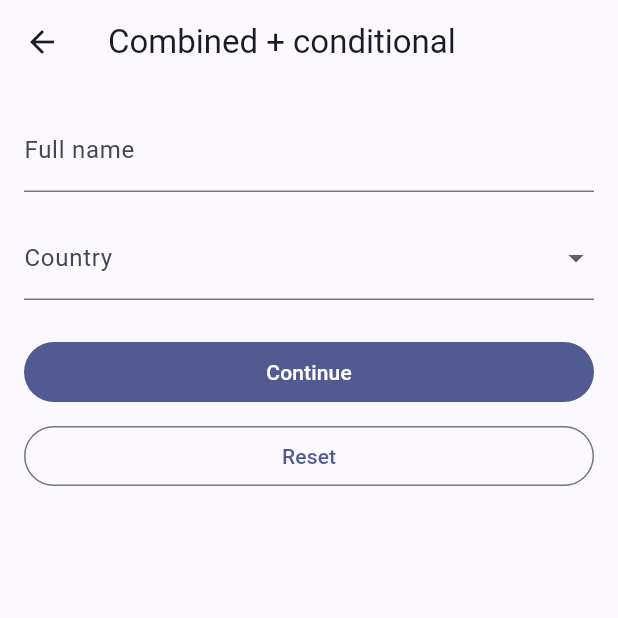
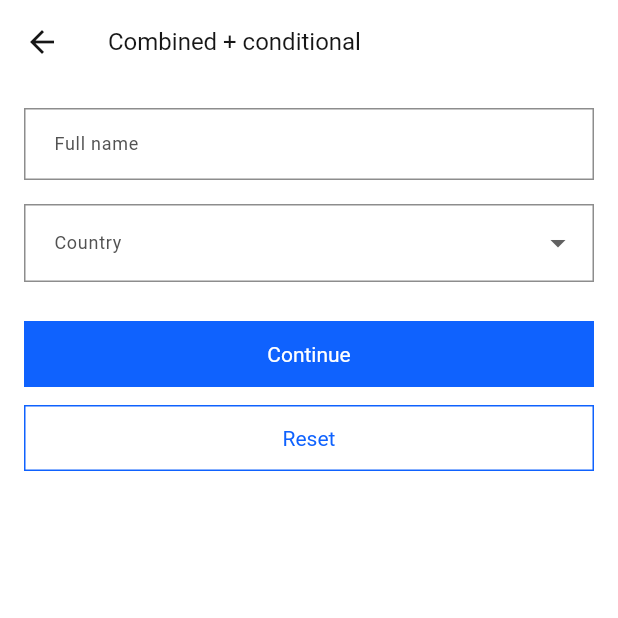
Before and after one commit to Asif-Faizal/Flutter-Form-Engine, a Flutter app: the screen it shows after launch, after a tap on "Combined + conditional", on a phone screen of 412 x 824 dp, the top half of it. Run offline on Flutter 3.47's test engine with Material 3 defaults, Android fonts, the light colour scheme and no system bars; our stand-ins replace equatable, flutter_bloc, get_it; Roboto replaces fonts that are missing (IBMPlexSans).

Commit message:
Implement theming support for form engine
- Introduced AppTheme class to centralize theme configuration for the example app and form engine.
- Updated FormEngineLocator to accept a theme parameter during setup.
- Refactored main.dart to utilize the new AppTheme for both form engine and Material app themes.
- Enhanced form engine widgets to apply the theme dynamically, improving visual consistency across the application.
- Added FormEngineTheme and FormEngineThemeApplicator to manage theme properties and apply them to form widgets.

````diff
--- a/example/lib/main.dart
+++ b/example/lib/main.dart
@@ -2,9 +2,10 @@ import 'package:flutter/material.dart';
 import 'package:flutter_form_engine/flutter_form_engine.dart';
 
 import 'screens/home_screen.dart';
+import 'theme/app_theme.dart';
 
 void main() {
-  FormEngineLocator.setup();
+  FormEngineLocator.setup(theme: AppTheme.formEngineTheme);
   runApp(const ExampleApp());
 }
 
@@ -16,10 +17,7 @@ class ExampleApp extends StatelessWidget {
     return MaterialApp(
       title: 'Form Engine Example',
       debugShowCheckedModeBanner: false,
-      theme: ThemeData(
-        colorSchemeSeed: Colors.indigo,
-        useMaterial3: true,
-      ),
+      theme: AppTheme.materialTheme,
       home: const HomeScreen(),
     );
   }
--- /dev/null
+++ b/example/lib/theme/app_theme.dart
@@ -0,0 +1,32 @@
+import 'package:flutter/material.dart';
+import 'package:flutter_form_engine/flutter_form_engine.dart';
+
+/// IBM Carbon Design System theme — single source of truth for the example app
+/// and the form engine package.
+abstract final class AppTheme {
+  /// Shared form-engine theme passed once via [FormEngineLocator.setup].
+  static const formEngineTheme = FormEngineTheme(
+    primaryColor: Color(0xFF0F62FE),
+    secondaryColor: Color(0xFF393939),
+    errorColor: Color(0xFFDA1E28),
+    surfaceColor: Color(0xFFFFFFFF),
+    onPrimaryColor: Color(0xFFFFFFFF),
+    onSecondaryColor: Color(0xFFFFFFFF),
+    onSurfaceColor: Color(0xFF161616),
+    labelColor: Color(0xFF525252),
+    hintColor: Color(0xFF6F6F6F),
+    borderColor: Color(0xFF8D8D8D),
+    focusColor: Color(0xFF0F62FE),
+    successColor: Color(0xFF24A148),
+    disabledColor: Color(0xFFC6C6C6),
+    borderRadius: BorderRadius.zero,
+    fontFamily: 'IBMPlexSans',
+    fontSizeBody: 14,
+    fontSizeLabel: 12,
+    fontSizeHint: 12,
+  );
+
+  /// Material theme for the host app — derived from the same Carbon tokens.
+  static ThemeData get materialTheme =>
+      FormEngineThemeApplicator.applyForApp(formEngineTheme);
+}
--- a/example/lib/widgets/payload_display.dart
+++ b/example/lib/widgets/payload_display.dart
@@ -14,7 +14,12 @@ class PayloadDisplay extends StatelessWidget {
     return Container(
       width: double.infinity,
       padding: const EdgeInsets.all(12),
-      color: Theme.of(context).colorScheme.surfaceContainerHighest,
+      decoration: BoxDecoration(
+        color: const Color(0xFFF4F4F4),
+        border: Border(
+          top: BorderSide(color: Theme.of(context).dividerColor),
+        ),
+      ),
       child: Column(
         crossAxisAlignment: CrossAxisAlignment.start,
         children: [
--- a/lib/flutter_form_engine.dart
+++ b/lib/flutter_form_engine.dart
@@ -26,6 +26,10 @@ export 'src/validation/validation_rule_registry.dart';
 export 'src/conditional/conditional_engine.dart';
 export 'src/conditional/condition_evaluator_registry.dart';
 
+// Theme
+export 'src/theme/form_engine_theme.dart';
+export 'src/theme/form_engine_theme_applicator.dart';
+
 // Registry
 export 'src/registry/widget_registry.dart';
 
--- a/lib/src/bloc/form_bloc.dart
+++ b/lib/src/bloc/form_bloc.dart
@@ -40,7 +40,11 @@ class FormEngineBloc extends Bloc<FormEngineEvent, FormEngineState> {
       initialValues,
     );
     final enabled = _conditionalEngine.computeEnabled(schema, initialValues);
-    final errors = _validateAll(schema, initialValues);
+    final errors = _validateAll(
+      schema,
+      initialValues,
+      visibilityMap: visibility,
+    );
 
     emit(
       state.copyWith(
@@ -76,7 +80,11 @@ class FormEngineBloc extends Bloc<FormEngineEvent, FormEngineState> {
 
     final visibility = _conditionalEngine.computeVisibility(schema, newValues);
     final enabled = _conditionalEngine.computeEnabled(schema, newValues);
-    final errors = _validateAll(schema, newValues);
+    final errors = _validateAll(
+      schema,
+      newValues,
+      visibilityMap: visibility,
+    );
 
     emit(
       state.copyWith(
@@ -104,22 +112,30 @@ class FormEngineBloc extends Bloc<FormEngineEvent, FormEngineState> {
     final schema = state.schema;
     if (schema == null) return;
 
+    final visibility =
+        _conditionalEngine.computeVisibility(schema, state.values);
     final allVisibleKeys = schema.fields
-        .where((f) => state.visibilityMap[f.key] != false)
+        .where((f) => visibility[f.key] != false)
         .map((f) => f.key)
         .toSet();
 
-    final errors = _validateAll(schema, state.values);
+    final errors = _validateAll(
+      schema,
+      state.values,
+      visibilityMap: visibility,
+    );
     emit(
       state.copyWith(
         touched: allVisibleKeys,
         errors: errors,
+        visibilityMap: visibility,
         submitStatus: FormSubmitStatus.validating,
       ),
     );
 
-    final hasErrors =
-        errors.values.where((e) => e != null).isNotEmpty;
+    final hasErrors = errors.entries.any(
+      (e) => visibility[e.key] != false && e.value != null,
+    );
 
     if (hasErrors) {
       emit(state.copyWith(submitStatus: FormSubmitStatus.idle));
@@ -128,7 +144,7 @@ class FormEngineBloc extends Bloc<FormEngineEvent, FormEngineState> {
 
     final payload = Map<String, dynamic>.fromEntries(
       state.values.entries.where(
-        (e) => state.visibilityMap[e.key] != false,
+        (e) => visibility[e.key] != false,
       ),
     );
 
@@ -153,7 +169,11 @@ class FormEngineBloc extends Bloc<FormEngineEvent, FormEngineState> {
     emit(
       state.copyWith(
         values: initialValues,
-        errors: _validateAll(schema, initialValues),
+        errors: _validateAll(
+          schema,
+          initialValues,
+          visibilityMap: visibility,
+        ),
         touched: {},
         visibilityMap: visibility,
         enabledMap: enabled,
@@ -190,11 +210,14 @@ class FormEngineBloc extends Bloc<FormEngineEvent, FormEngineState> {
 
   Map<String, String?> _validateAll(
     FormSchema schema,
-    Map<String, dynamic> values,
-  ) {
+    Map<String, dynamic> values, {
+    required Map<String, bool> visibilityMap,
+  }) {
     return {
       for (final f in schema.fields)
-        f.key: _validator.validate(f, values[f.key], values),
+        f.key: visibilityMap[f.key] == false
+            ? null
+            : _validator.validate(f, values[f.key], values),
     };
   }
 }
--- a/lib/src/di/form_engine_locator.dart
+++ b/lib/src/di/form_engine_locator.dart
@@ -7,6 +7,7 @@ import '../registry/widget_registry.dart';
 import '../validation/built_in_validator.dart';
 import '../validation/field_validator.dart';
 import '../validation/validation_rule_registry.dart';
+import '../theme/form_engine_theme.dart';
 import '../widgets/fields/dropdown_field_widget.dart';
 import '../widgets/fields/text_field_widget.dart';
 
@@ -15,7 +16,7 @@ import '../widgets/fields/text_field_widget.dart';
 ///
 /// ```dart
 /// void main() {
-///   FormEngineLocator.setup();
+///   FormEngineLocator.setup(theme: myFormEngineTheme);
 ///   runApp(const MyApp());
 /// }
 /// ```
@@ -23,6 +24,7 @@ abstract final class FormEngineLocator {
   static final _locator = GetIt.instance;
 
   static void setup({
+    FormEngineTheme? theme,
     FieldValidator? customValidator,
     ValidationRuleRegistry? validationRules,
     ConditionEvaluatorRegistry? conditionEvaluators,
@@ -30,6 +32,10 @@ abstract final class FormEngineLocator {
     bool reset = false,
   }) {
     if (reset) _locator.reset();
+
+    _locator.registerSingleton<FormEngineTheme>(
+      theme ?? FormEngineTheme.carbon(),
+    );
 
     final ruleRegistry = validationRules ?? ValidationRuleRegistry.withBuiltIns();
     final evaluatorRegistry =
@@ -118,4 +124,6 @@ abstract final class FormEngineLocator {
 
   static ConditionEvaluatorRegistry get conditionEvaluators =>
       _locator<ConditionEvaluatorRegistry>();
+
+  static FormEngineTheme get theme => _locator<FormEngineTheme>();
 }
--- /dev/null
+++ b/lib/src/theme/form_engine_theme.dart
@@ -0,0 +1,119 @@
+import 'package:equatable/equatable.dart';
+import 'package:flutter/material.dart';
+
+/// Centralized visual configuration for all form-engine widgets.
+///
+/// Pass once via [FormEngineLocator.setup] — field widgets read it
+/// automatically through the [Theme] applied by [FormEngineWidget].
+class FormEngineTheme extends Equatable {
+  const FormEngineTheme({
+    required this.primaryColor,
+    required this.secondaryColor,
+    required this.errorColor,
+    required this.surfaceColor,
+    required this.onPrimaryColor,
+    required this.onSecondaryColor,
+    required this.onSurfaceColor,
+    required this.labelColor,
+    required this.hintColor,
+    required this.borderColor,
+    required this.focusColor,
+    required this.successColor,
+    this.disabledColor = const Color(0xFFC6C6C6),
+    this.borderRadius = BorderRadius.zero,
+    this.fontFamily,
+    this.fontSizeBody = 14,
+    this.fontSizeLabel = 12,
+    this.fontSizeHint = 12,
+  });
+
+  final Color primaryColor;
+  final Color secondaryColor;
+  final Color errorColor;
+  final Color surfaceColor;
+  final Color onPrimaryColor;
+  final Color onSecondaryColor;
+  final Color onSurfaceColor;
+  final Color labelColor;
+  final Color hintColor;
+  final Color borderColor;
+  final Color focusColor;
+  final Color successColor;
+  final Color disabledColor;
+  final BorderRadius borderRadius;
+  final String? fontFamily;
+  final double fontSizeBody;
+  final double fontSizeLabel;
+  final double fontSizeHint;
+
+  /// IBM Carbon Design System defaults (light mode).
+  factory FormEngineTheme.carbon({String? fontFamily}) {
+    return FormEngineTheme(
+      primaryColor: const Color(0xFF0F62FE),
+      secondaryColor: const Color(0xFF393939),
+      errorColor: const Color(0xFFDA1E28),
+      surfaceColor: const Color(0xFFFFFFFF),
+      onPrimaryColor: const Color(0xFFFFFFFF),
+      onSecondaryColor: const Color(0xFFFFFFFF),
+      onSurfaceColor: const Color(0xFF161616),
+      labelColor: const Color(0xFF525252),
+      hintColor: const Color(0xFF6F6F6F),
+      borderColor: const Color(0xFF8D8D8D),
+      focusColor: const Color(0xFF0F62FE),
+      successColor: const Color(0xFF24A148),
+      fontFamily: fontFamily,
+    );
+  }
+
+  FormEngineTheme copyWith({
+    Color? primaryColor,
+    Color? secondaryColor,
+    Color? errorColor,
+    Color? surfaceColor,
+    Color? onPrimaryColor,
+    Color? onSecondaryColor,
+    Color? onSurfaceColor,
+    Color? labelColor,
+    Color? hintColor,
+    Color? borderColor,
+    Color? focusColor,
+    Color? successColor,
+    Color? disabledColor,
+    BorderRadius? borderRadius,
+    String? fontFamily,
+    double? fontSizeBody,
+    double? fontSizeLabel,
+    double? fontSizeHint,
+  }) {
+    return FormEngineTheme(
+      primaryColor: primaryColor ?? this.primaryColor,
+      secondaryColor: secondaryColor ?? this.secondaryColor,
+      errorColor: errorColor ?? this.errorColor,
+      surfaceColor: surfaceColor ?? this.surfaceColor,
+      onPrimaryColor: onPrimaryColor ?? this.onPrimaryColor,
+      onSecondaryColor: onSecondaryColor ?? this.onSecondaryColor,
+      onSurfaceColor: onSurfaceColor ?? this.onSurfaceColor,
+      labelColor: labelColor ?? this.labelColor,
+      hintColor: hintColor ?? this.hintColor,
+      borderColor: borderColor ?? this.borderColor,
+      focusColor: focusColor ?? this.focusColor,
+      successColor: successColor ?? this.successColor,
+      disabledColor: disabledColor ?? this.disabledColor,
+      borderRadius: borderRadius ?? this.borderRadius,
+      fontFamily: fontFamily ?? this.fontFamily,
+      fontSizeBody: fontSizeBody ?? this.fontSizeBody,
+      fontSizeLabel: fontSizeLabel ?? this.fontSizeLabel,
+      fontSizeHint: fontSizeHint ?? this.fontSizeHint,
+    );
+  }
+
+  @override
+  List<Object?> get props => [
+        primaryColor,
+        secondaryColor,
+        errorColor,
+        surfaceColor,
+        borderRadius,
+        fontFamily,
+      ];
+}
--- /dev/null
+++ b/lib/src/theme/form_engine_theme_applicator.dart
@@ -0,0 +1,164 @@
+import 'package:flutter/material.dart';
+
+import 'form_engine_theme.dart';
+
+/// Converts a [FormEngineTheme] into a [ThemeData] subtree for form widgets.
+abstract final class FormEngineThemeApplicator {
+  static ThemeData apply(FormEngineTheme theme) {
+    final colorScheme = ColorScheme.light(
+      primary: theme.primaryColor,
+      onPrimary: theme.onPrimaryColor,
+      secondary: theme.secondaryColor,
+      onSecondary: theme.onSecondaryColor,
+      error: theme.errorColor,
+      onError: theme.onPrimaryColor,
+      surface: theme.surfaceColor,
+      onSurface: theme.onSurfaceColor,
+    );
+
+    final borderSide = BorderSide(color: theme.borderColor);
+    final focusedBorderSide = BorderSide(color: theme.focusColor, width: 2);
+    final errorBorderSide = BorderSide(color: theme.errorColor, width: 2);
+
+    OutlineInputBorder outlineBorder({BorderSide? side}) {
+      return OutlineInputBorder(
+        borderRadius: theme.borderRadius,
+        borderSide: side ?? borderSide,
+      );
+    }
+
+    final textStyleBase = TextStyle(
+      fontFamily: theme.fontFamily,
+      color: theme.onSurfaceColor,
+    );
+
+    return ThemeData(
+      useMaterial3: true,
+      colorScheme: colorScheme,
+      fontFamily: theme.fontFamily,
+      textTheme: TextTheme(
+        bodyMedium: textStyleBase.copyWith(fontSize: theme.fontSizeBody),
+        bodySmall: textStyleBase.copyWith(fontSize: theme.fontSizeHint),
+        labelLarge: textStyleBase.copyWith(
+          fontSize: theme.fontSizeLabel,
+          fontWeight: FontWeight.w400,
+          color: theme.labelColor,
+        ),
+      ),
+      inputDecorationTheme: InputDecorationTheme(
+        filled: true,
+        fillColor: theme.surfaceColor,
+        labelStyle: TextStyle(
+          fontFamily: theme.fontFamily,
+          fontSize: theme.fontSizeLabel,
+          color: theme.labelColor,
+        ),
+        hintStyle: TextStyle(
+          fontFamily: theme.fontFamily,
+          fontSize: theme.fontSizeHint,
+          color: theme.hintColor,
+        ),
+        errorStyle: TextStyle(
+          fontFamily: theme.fontFamily,
+          fontSize: theme.fontSizeHint,
+          color: theme.errorColor,
+        ),
+        floatingLabelStyle: TextStyle(
+          fontFamily: theme.fontFamily,
+          fontSize: theme.fontSizeLabel,
+          color: theme.labelColor,
+        ),
+        border: outlineBorder(),
+        enabledBorder: outlineBorder(),
+        focusedBorder: outlineBorder(side: focusedBorderSide),
+        errorBorder: outlineBorder(side: errorBorderSide),
+        focusedErrorBorder: outlineBorder(side: errorBorderSide),
+        disabledBorder: outlineBorder(
+          side: BorderSide(color: theme.disabledColor),
+        ),
+        contentPadding: const EdgeInsets.symmetric(
+          horizontal: 16,
+          vertical: 14,
+        ),
+      ),
+      filledButtonTheme: FilledButtonThemeData(
+        style: FilledButton.styleFrom(
+          backgroundColor: theme.primaryColor,
+          foregroundColor: theme.onPrimaryColor,
+          disabledBackgroundColor: theme.disabledColor,
+          disabledForegroundColor: theme.onPrimaryColor,
+          shape: RoundedRectangleBorder(borderRadius: theme.borderRadius),
+          textStyle: TextStyle(
+            fontFamily: theme.fontFamily,
+            fontSize: theme.fontSizeBody,
+            fontWeight: FontWeight.w400,
+          ),
+          padding: const EdgeInsets.symmetric(horizontal: 16, vertical: 14),
+        ),
+      ),
+      outlinedButtonTheme: OutlinedButtonThemeData(
+        style: OutlinedButton.styleFrom(
+          foregroundColor: theme.primaryColor,
+          side: BorderSide(color: theme.primaryColor),
+          shape: RoundedRectangleBorder(borderRadius: theme.borderRadius),
+          textStyle: TextStyle(
+            fontFamily: theme.fontFamily,
+            fontSize: theme.fontSizeBody,
+            fontWeight: FontWeight.w400,
+          ),
+          padding: const EdgeInsets.symmetric(horizontal: 16, vertical: 14),
+        ),
+      ),
+      dropdownMenuTheme: DropdownMenuThemeData(
+        textStyle: textStyleBase.copyWith(fontSize: theme.fontSizeBody),
+      ),
+      progressIndicatorTheme: ProgressIndicatorThemeData(
+        color: theme.primaryColor,
+      ),
+    );
+  }
+
+  /// Builds a full [ThemeData] for the host app from the same [FormEngineTheme].
+  static ThemeData applyForApp(FormEngineTheme theme) {
+    final formTheme = apply(theme);
+
+    return formTheme.copyWith(
+      scaffoldBackgroundColor: theme.surfaceColor,
+      appBarTheme: AppBarTheme(
+        backgroundColor: theme.surfaceColor,
+        foregroundColor: theme.onSurfaceColor,
+        elevation: 0,
+        scrolledUnderElevation: 0,
+        titleTextStyle: TextStyle(
+          fontFamily: theme.fontFamily,
+          fontSize: 16,
+          fontWeight: FontWeight.w400,
+          color: theme.onSurfaceColor,
+        ),
+        shape: RoundedRectangleBorder(borderRadius: theme.borderRadius),
+      ),
+      cardTheme: CardThemeData(
+        color: theme.surfaceColor,
+        elevation: 0,
+        shape: RoundedRectangleBorder(
+          borderRadius: theme.borderRadius,
+          side: BorderSide(color: theme.borderColor),
+        ),
+        margin: EdgeInsets.zero,
+      ),
+      listTileTheme: ListTileThemeData(
+        titleTextStyle: TextStyle(
+          fontFamily: theme.fontFamily,
+          fontSize: theme.fontSizeBody,
+          color: theme.onSurfaceColor,
+        ),
+        subtitleTextStyle: TextStyle(
+          fontFamily: theme.fontFamily,
+          fontSize: theme.fontSizeHint,
+          color: theme.labelColor,
+        ),
+        shape: RoundedRectangleBorder(borderRadius: theme.borderRadius),
+      ),
+    );
+  }
+}
--- a/lib/src/widgets/fields/dropdown_field_widget.dart
+++ b/lib/src/widgets/fields/dropdown_field_widget.dart
@@ -26,17 +26,21 @@ class DropdownFieldWidget extends BaseFieldWidget {
         DropdownButtonFormField<dynamic>(
           initialValue: value,
           isExpanded: true,
+          style: Theme.of(context).textTheme.bodyMedium,
           decoration: InputDecoration(
             labelText: schema.label,
             hintText: schema.hint,
             errorText: error,
-          ),
+          ).applyDefaults(Theme.of(context).inputDecorationTheme),
           onTap: () {},
           items: options
               .map(
                 (o) => DropdownMenuItem<dynamic>(
                   value: o.value,
-                  child: Text(o.label),
+                  child: Text(
+                    o.label,
+                    style: Theme.of(context).textTheme.bodyMedium,
+                  ),
                 ),
               )
               .toList(),
--- a/lib/src/widgets/fields/text_field_widget.dart
+++ b/lib/src/widgets/fields/text_field_widget.dart
@@ -27,12 +27,13 @@ class TextFieldWidget extends BaseFieldWidget {
         obscureText: schema.type == FieldType.password,
         keyboardType: schema.keyboardType,
         maxLength: schema.maxLength,
+        style: Theme.of(context).textTheme.bodyMedium,
         decoration: InputDecoration(
           labelText: schema.label,
           hintText: schema.hint,
           errorText: error,
           counterText: schema.maxLength != null ? null : '',
-        ),
+        ).applyDefaults(Theme.of(context).inputDecorationTheme),
         onChanged: onChanged,
       ),
     );
--- a/lib/src/widgets/form_engine_widget.dart
+++ b/lib/src/widgets/form_engine_widget.dart
@@ -5,6 +5,7 @@ import '../bloc/form_bloc.dart';
 import '../bloc/form_event.dart';
 import '../bloc/form_state.dart';
 import '../di/form_engine_locator.dart';
+import '../theme/form_engine_theme_applicator.dart';
 import '../models/field_option.dart';
 import '../models/field_schema.dart';
 import '../models/form_schema.dart';
@@ -40,9 +41,12 @@ class FormEngineWidget extends StatelessWidget {
         conditionalEngine: FormEngineLocator.conditionalEngine,
         onSubmit: onSubmit,
       )..add(FormSchemaLoaded(schema)),
-      child: _FormEngineBody(
-        padding: padding,
-        showResetButton: showResetButton,
+      child: Theme(
+        data: FormEngineThemeApplicator.apply(FormEngineLocator.theme),
+        child: _FormEngineBody(
+          padding: padding,
+          showResetButton: showResetButton,
+        ),
       ),
     );
   }
@@ -63,7 +67,11 @@ class _FormEngineBody extends StatelessWidget {
       builder: (context, state) {
         final schema = state.schema;
         if (schema == null) {
-          return const Center(child: CircularProgressIndicator());
+          return Center(
+            child: CircularProgressIndicator(
+              color: FormEngineLocator.theme.primaryColor,
+            ),
+          );
         }
 
         final registry = FormEngineLocator.widgetRegistry;
@@ -104,12 +112,18 @@ class _FormEngineBody extends StatelessWidget {
               ],
               if (state.submitStatus == FormSubmitStatus.success) ...[
                 const SizedBox(height: 12),
-                const Row(
+                Row(
                   mainAxisAlignment: MainAxisAlignment.center,
                   children: [
-                    Icon(Icons.check_circle, color: Colors.green),
-                    SizedBox(width: 8),
-                    Text('Submitted successfully'),
+                    Icon(
+                      Icons.check_circle,
+                      color: FormEngineLocator.theme.successColor,
+                    ),
+                    const SizedBox(width: 8),
+                    Text(
+                      'Submitted successfully',
+                      style: Theme.of(context).textTheme.bodyMedium,
+                    ),
                   ],
                 ),
               ],
````
Also changed, not shown: 1 other file.
